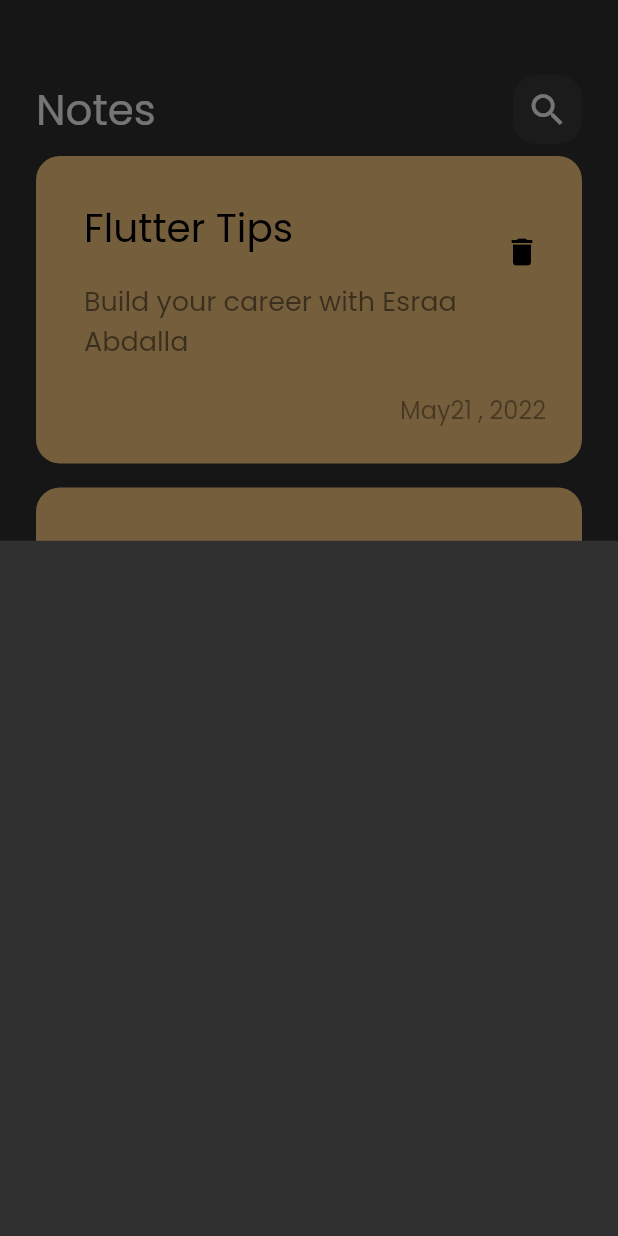
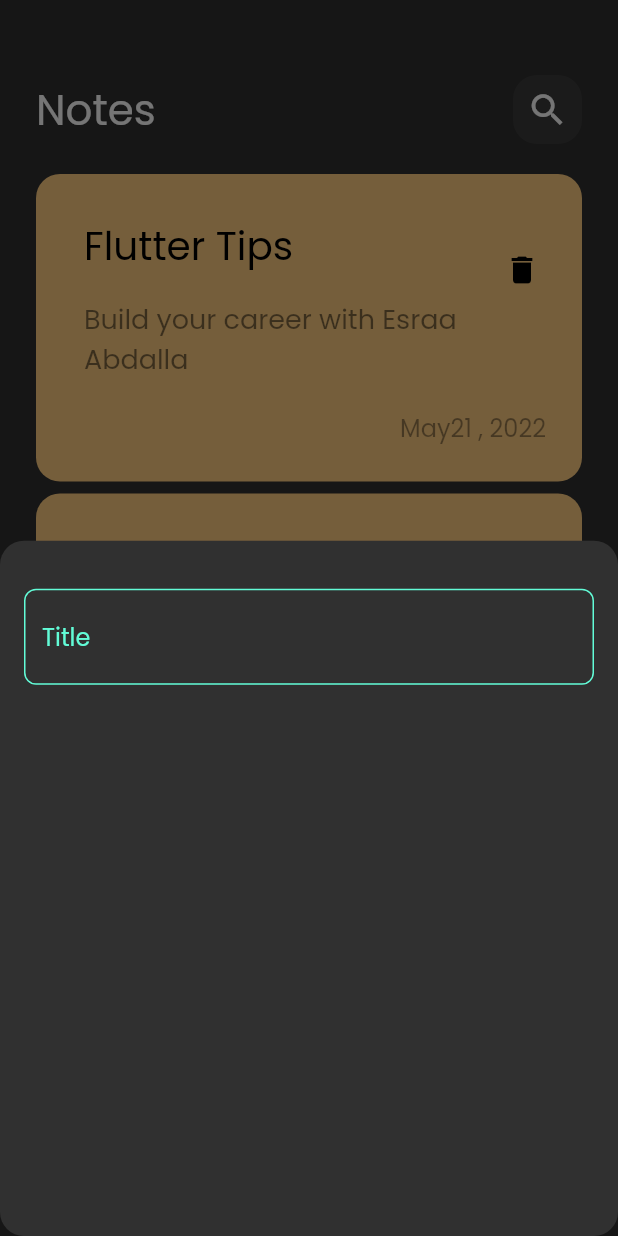
Before and after one commit to EsraaAbdalla/notes_app, a Flutter app: the screen it shows after launch, after a tap on the "add" icon, on a phone screen of 412 x 824 dp. Run offline on Flutter 3.47's test engine with Material 2 defaults, Android fonts, the phone set to English and light mode, and no system bars.

Commit message:
create custom text field

```diff
--- /dev/null
+++ b/lib/constants.dart
@@ -0,0 +1,3 @@
+import 'package:flutter/material.dart';
+
+const kPrimaryColor = Color(0xff62FCD7);
--- a/lib/views/notes_view.dart
+++ b/lib/views/notes_view.dart
@@ -1,6 +1,5 @@
 import 'package:flutter/material.dart';
-import 'package:flutter/src/widgets/framework.dart';
-import 'package:flutter/src/widgets/placeholder.dart';
+
 import 'package:notes_app/views/widgets/add_note_bottom_sheet.dart';
 import 'package:notes_app/views/widgets/notes_view_body.dart';
 
@@ -13,6 +12,9 @@ class NotesView extends StatelessWidget {
       floatingActionButton: FloatingActionButton(
         onPressed: () {
           showModalBottomSheet(
+              shape: RoundedRectangleBorder(
+                borderRadius: BorderRadius.circular(16),
+              ),
               context: context,
               builder: (context) {
                 return const AddNoteBottomSheet();
--- a/lib/views/widgets/add_note_bottom_sheet.dart
+++ b/lib/views/widgets/add_note_bottom_sheet.dart
@@ -1,10 +1,21 @@
 import 'package:flutter/material.dart';
+import 'package:notes_app/views/widgets/custom_text_field.dart';
 
 class AddNoteBottomSheet extends StatelessWidget {
   const AddNoteBottomSheet({super.key});
 
   @override
   Widget build(BuildContext context) {
-    return Container();
+    return Padding(
+      padding: const EdgeInsets.symmetric(horizontal: 16),
+      child: Column(
+        children: const [
+          SizedBox(
+            height: 32,
+          ),
+          CustomTextField(),
+        ],
+      ),
+    );
   }
 }
--- /dev/null
+++ b/lib/views/widgets/custom_text_field.dart
@@ -0,0 +1,31 @@
+import 'package:flutter/material.dart';
+import 'package:notes_app/constants.dart';
+
+class CustomTextField extends StatelessWidget {
+  const CustomTextField({super.key});
+
+  @override
+  Widget build(BuildContext context) {
+    return TextField(
+      cursorColor: kPrimaryColor,
+      decoration: InputDecoration(
+        hintText: 'Title',
+        hintStyle: const TextStyle(
+          color: kPrimaryColor,
+        ),
+        border: buildBorder(),
+        enabledBorder: buildBorder(kPrimaryColor),
+      ),
+    );
+  }
+
+  OutlineInputBorder buildBorder([color]) {
+    return OutlineInputBorder(
+        borderRadius: BorderRadius.circular(
+          8,
+        ),
+        borderSide: BorderSide(
+          color: color ?? Colors.white,
+        ));
+  }
+}
--- a/lib/views/widgets/notes_list_view.dart
+++ b/lib/views/widgets/notes_list_view.dart
@@ -6,11 +6,16 @@ class NotesListView extends StatelessWidget {
 
   @override
   Widget build(BuildContext context) {
-    return ListView.builder(itemBuilder: (context, index) {
-      return const Padding(
-        padding: EdgeInsets.symmetric(vertical: 8),
-        child: NoteItem(),
-      );
-    });
+    return Padding(
+      padding: const EdgeInsets.symmetric(vertical: 16),
+      child: ListView.builder(
+          padding: EdgeInsets.zero,
+          itemBuilder: (context, index) {
+            return const Padding(
+              padding: EdgeInsets.symmetric(vertical: 4),
+              child: NoteItem(),
+            );
+          }),
+    );
   }
 }
--- a/lib/views/widgets/notes_view_body.dart
+++ b/lib/views/widgets/notes_view_body.dart
@@ -1,7 +1,7 @@
 import 'package:flutter/material.dart';
-import 'package:font_awesome_flutter/font_awesome_flutter.dart';
+
 import 'package:notes_app/views/widgets/custom_app_bar.dart';
-import 'package:notes_app/views/widgets/custom_note_icon.dart';
+
 import 'package:notes_app/views/widgets/notes_list_view.dart';
 
 class NotesViewBody extends StatelessWidget {
```
